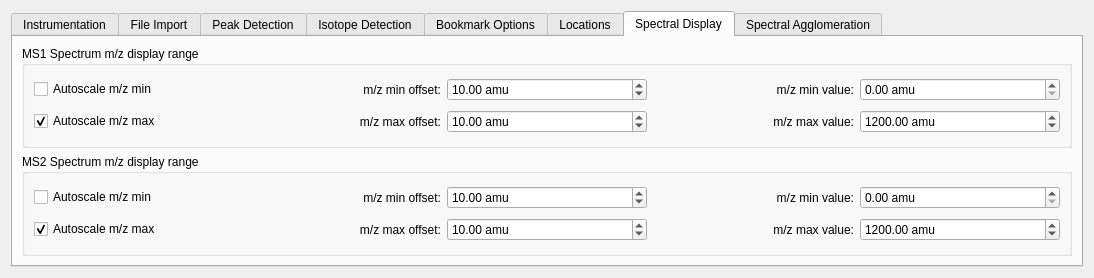
Above: src/maven/forms/settingsform.ui from eugenemel/maven before the change. Below: the same form after it.
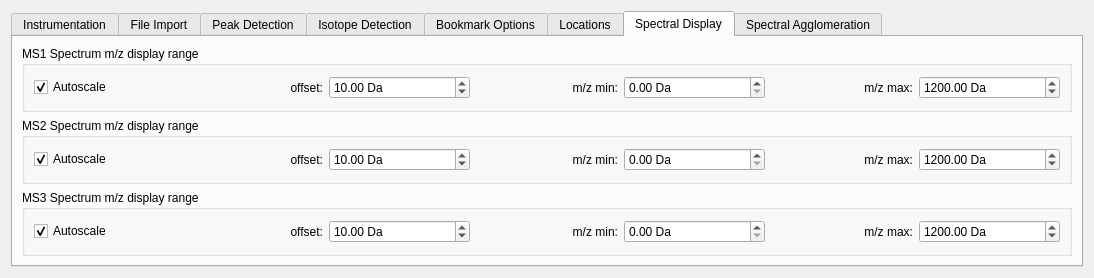
That is the form after the change. The open tabs and pages were chosen to show the change. Icons and pictures are not drawn.

Commit message: Issue 259: Restructured spectral display settings to handle ms3 information.

Patch:
```diff
--- a/src/maven/forms/settingsform.ui
+++ b/src/maven/forms/settingsform.ui
@@ -860,90 +860,40 @@
          <property name="title">
           <string>MS1 Spectrum m/z display range</string>
          </property>
-         <layout class="QGridLayout" name="gridLayout_5">
-          <item row="0" column="0">
-           <widget class="QCheckBox" name="chkAutoMzMin">
+         <layout class="QHBoxLayout" name="horizontalLayout_4">
+          <item>
+           <widget class="QCheckBox" name="chkMs1Autoscale">
             <property name="text">
-             <string>Autoscale m/z min</string>
-            </property>
-           </widget>
-          </item>
-          <item row="0" column="1">
-           <widget class="QLabel" name="lblMzMinOffset">
-            <property name="text">
-             <string>m/z min offset:</string>
-            </property>
-            <property name="alignment">
-             <set>Qt::AlignRight|Qt::AlignTrailing|Qt::AlignVCenter</set>
-            </property>
-           </widget>
-          </item>
-          <item row="0" column="2">
-           <widget class="QDoubleSpinBox" name="spnMzMinOffset">
-            <property name="suffix">
-             <string> amu</string>
-            </property>
-            <property name="maximum">
-             <double>9999999.000000000000000</double>
-            </property>
-            <property name="singleStep">
-             <double>0.010000000000000</double>
-            </property>
-            <property name="value">
-             <double>10.000000000000000</double>
-            </property>
-           </widget>
-          </item>
-          <item row="0" column="3">
-           <widget class="QLabel" name="lblMzMin">
-            <property name="text">
-             <string>m/z min value:</string>
-            </property>
-            <property name="alignment">
-             <set>Qt::AlignRight|Qt::AlignTrailing|Qt::AlignVCenter</set>
-            </property>
-           </widget>
-          </item>
-          <item row="0" column="4">
-           <widget class="QDoubleSpinBox" name="spnMzMinVal">
-            <property name="suffix">
-             <string> amu</string>
-            </property>
-            <property name="maximum">
-             <double>9999999.000000000000000</double>
-            </property>
-            <property name="singleStep">
-             <double>0.010000000000000</double>
-            </property>
-           </widget>
-          </item>
-          <item row="1" column="0">
-           <widget class="QCheckBox" name="chkAutoMzMax">
-            <property name="text">
-             <string>Autoscale m/z max</string>
+             <string>Autoscale</string>
             </property>
             <property name="checked">
              <bool>true</bool>
             </property>
            </widget>
           </item>
-          <item row="1" column="1">
-           <widget class="QLabel" name="lblMzMaxOffset">
+          <item>
+           <widget class="QLabel" name="lblMs1Offset">
             <property name="text">
-             <string>m/z max offset:</string>
+             <string>offset:</string>
             </property>
             <property name="alignment">
              <set>Qt::AlignRight|Qt::AlignTrailing|Qt::AlignVCenter</set>
             </property>
            </widget>
           </item>
-          <item row="1" column="2">
-           <widget class="QDoubleSpinBox" name="spnMzMaxOffset">
+          <item>
+           <widget class="QDoubleSpinBox" name="spnMs1Offset">
+            <property name="sizePolicy">
+             <sizepolicy hsizetype="Preferred" vsizetype="Fixed">
+              <horstretch>0</horstretch>
+              <verstretch>0</verstretch>
+             </sizepolicy>
+            </property>
             <property name="suffix">
-             <string> amu</string>
+             <string> Da</string>
             </property>
             <property name="maximum">
-             <double>999999.000000000000000</double>
+             <double>9999999.000000000000000</double>
             </property>
             <property name="singleStep">
              <double>0.010000000000000</double>
@@ -953,20 +903,49 @@
             </property>
            </widget>
           </item>
-          <item row="1" column="3">
-           <widget class="QLabel" name="lblMzMax">
+          <item>
+           <widget class="QLabel" name="lblMs1MzMin">
             <property name="text">
-             <string>m/z max value:</string>
+             <string>m/z min:</string>
             </property>
             <property name="alignment">
              <set>Qt::AlignRight|Qt::AlignTrailing|Qt::AlignVCenter</set>
             </property>
            </widget>
           </item>
-          <item row="1" column="4">
-           <widget class="QDoubleSpinBox" name="spnMzMaxVal">
+          <item>
+           <widget class="QDoubleSpinBox" name="spnMs1MzMinVal">
             <property name="suffix">
-             <string> amu</string>
+             <string> Da</string>
+            </property>
+            <property name="maximum">
+             <double>9999999.000000000000000</double>
+            </property>
+            <property name="singleStep">
+             <double>0.010000000000000</double>
+            </property>
+           </widget>
+          </item>
+          <item>
+           <widget class="QLabel" name="lblMs1MzMax">
+            <property name="sizePolicy">
+             <sizepolicy hsizetype="Minimum" vsizetype="Preferred">
+              <horstretch>0</horstretch>
+              <verstretch>0</verstretch>
+             </sizepolicy>
+            </property>
+            <property name="text">
+             <string>m/z max:</string>
+            </property>
+            <property name="alignment">
+             <set>Qt::AlignRight|Qt::AlignTrailing|Qt::AlignVCenter</set>
+            </property>
+           </widget>
+          </item>
+          <item>
+           <widget class="QDoubleSpinBox" name="spnMs1MzMaxVal">
+            <property name="suffix">
+             <string> Da</string>
             </property>
             <property name="maximum">
              <double>9999999.000000000000000</double>
@@ -988,106 +967,161 @@
           <string>MS2 Spectrum m/z display range</string>
          </property>
          <layout class="QGridLayout" name="gridLayout_11">
-          <item row="0" column="0">
-           <widget class="QCheckBox" name="chkMs2AutoMzMin">
-            <property name="text">
-             <string>Autoscale m/z min</string>
-            </property>
-           </widget>
-          </item>
-          <item row="0" column="1">
-           <widget class="QLabel" name="lblMs2MzMinOffset">
-            <property name="text">
-             <string>m/z min offset:</string>
-            </property>
-            <property name="alignment">
-             <set>Qt::AlignRight|Qt::AlignTrailing|Qt::AlignVCenter</set>
-            </property>
-           </widget>
-          </item>
-          <item row="0" column="2">
-           <widget class="QDoubleSpinBox" name="spnMs2MzMinOffset">
-            <property name="suffix">
-             <string> amu</string>
-            </property>
-            <property name="maximum">
-             <double>9999999.990000000223517</double>
-            </property>
-            <property name="value">
-             <double>10.000000000000000</double>
-            </property>
-           </widget>
-          </item>
           <item row="0" column="3">
            <widget class="QLabel" name="lblMs2MzMin">
             <property name="text">
-             <string>m/z min value:</string>
+             <string>m/z min:</string>
             </property>
             <property name="alignment">
              <set>Qt::AlignRight|Qt::AlignTrailing|Qt::AlignVCenter</set>
             </property>
            </widget>
           </item>
+          <item row="0" column="6">
+           <widget class="QDoubleSpinBox" name="spnMs2MzMax">
+            <property name="suffix">
+             <string> Da</string>
+            </property>
+            <property name="maximum">
+             <double>999999.989999999990687</double>
+            </property>
+            <property name="value">
+             <double>1200.000000000000000</double>
+            </property>
+           </widget>
+          </item>
+          <item row="0" column="0">
+           <widget class="QCheckBox" name="chkMs2Autoscale">
+            <property name="text">
+             <string>Autoscale</string>
+            </property>
+            <property name="checked">
+             <bool>true</bool>
+            </property>
+           </widget>
+          </item>
           <item row="0" column="4">
            <widget class="QDoubleSpinBox" name="spnMs2MzMin">
             <property name="suffix">
-             <string> amu</string>
+             <string> Da</string>
             </property>
             <property name="maximum">
              <double>9999999.000000000000000</double>
             </property>
            </widget>
           </item>
-          <item row="1" column="0">
-           <widget class="QCheckBox" name="chkMs2AutoMzMax">
-            <property name="text">
-             <string>Autoscale m/z max</string>
-            </property>
-            <property name="checked">
-             <bool>true</bool>
-            </property>
-           </widget>
-          </item>
-          <item row="1" column="1">
-           <widget class="QLabel" name="lblMs2MzMaxOffset">
-            <property name="text">
-             <string>m/z max offset:</string>
-            </property>
-            <property name="alignment">
-             <set>Qt::AlignRight|Qt::AlignTrailing|Qt::AlignVCenter</set>
-            </property>
-           </widget>
-          </item>
-          <item row="1" column="2">
-           <widget class="QDoubleSpinBox" name="spnMs2MzMaxOffset">
-            <property name="suffix">
-             <string> amu</string>
-            </property>
-            <property name="maximum">
-             <double>999999.989999999990687</double>
-            </property>
-            <property name="value">
-             <double>10.000000000000000</double>
-            </property>
-           </widget>
-          </item>
-          <item row="1" column="3">
+          <item row="0" column="5">
            <widget class="QLabel" name="lblMs2MzMax">
             <property name="text">
-             <string>m/z max value:</string>
+             <string>m/z max:</string>
             </property>
             <property name="alignment">
              <set>Qt::AlignRight|Qt::AlignTrailing|Qt::AlignVCenter</set>
             </property>
            </widget>
           </item>
-          <item row="1" column="4">
-           <widget class="QDoubleSpinBox" name="spnMs2MzMax">
+          <item row="0" column="1">
+           <widget class="QLabel" name="lblMs2Offset">
+            <property name="text">
+             <string>offset:</string>
+            </property>
+            <property name="alignment">
+             <set>Qt::AlignRight|Qt::AlignTrailing|Qt::AlignVCenter</set>
+            </property>
+           </widget>
+          </item>
+          <item row="0" column="2">
+           <widget class="QDoubleSpinBox" name="spnMs2Offset">
             <property name="suffix">
-             <string> amu</string>
+             <string> Da</string>
             </property>
             <property name="maximum">
-             <double>999999.989999999990687</double>
+             <double>9999999.990000000223517</double>
+            </property>
+            <property name="value">
+             <double>10.000000000000000</double>
+            </property>
+           </widget>
+          </item>
+         </layout>
+        </widget>
+       </item>
+       <item row="2" column="0">
+        <widget class="QGroupBox" name="grpMs3DisplayOptions">
+         <property name="title">
+          <string>MS3 Spectrum m/z display range</string>
+         </property>
+         <layout class="QGridLayout" name="gridLayout_5">
+          <item row="0" column="0">
+           <widget class="QCheckBox" name="chkMs3Autoscale">
+            <property name="text">
+             <string>Autoscale</string>
+            </property>
+            <property name="checked">
+             <bool>true</bool>
+            </property>
+           </widget>
+          </item>
+          <item row="0" column="1">
+           <widget class="QLabel" name="lblMs3Offset">
+            <property name="text">
+             <string>offset:</string>
+            </property>
+            <property name="alignment">
+             <set>Qt::AlignRight|Qt::AlignTrailing|Qt::AlignVCenter</set>
+            </property>
+           </widget>
+          </item>
+          <item row="0" column="2">
+           <widget class="QDoubleSpinBox" name="spnMs3Offset">
+            <property name="suffix">
+             <string> Da</string>
+            </property>
+            <property name="maximum">
+             <double>999999999.000000000000000</double>
+            </property>
+            <property name="value">
+             <double>10.000000000000000</double>
+            </property>
+           </widget>
+          </item>
+          <item row="0" column="3">
+           <widget class="QLabel" name="lblMs3MzMin">
+            <property name="text">
+             <string>m/z min:</string>
+            </property>
+            <property name="alignment">
+             <set>Qt::AlignRight|Qt::AlignTrailing|Qt::AlignVCenter</set>
+            </property>
+           </widget>
+          </item>
+          <item row="0" column="4">
+           <widget class="QDoubleSpinBox" name="spnMs3MzMin">
+            <property name="suffix">
+             <string> Da</string>
+            </property>
+            <property name="maximum">
+             <double>99999999.000000000000000</double>
+            </property>
+           </widget>
+          </item>
+          <item row="0" column="5">
+           <widget class="QLabel" name="lblMzMax">
+            <property name="text">
+             <string>m/z max:</string>
+            </property>
+            <property name="alignment">
+             <set>Qt::AlignRight|Qt::AlignTrailing|Qt::AlignVCenter</set>
+            </property>
+           </widget>
+          </item>
+          <item row="0" column="6">
+           <widget class="QDoubleSpinBox" name="spnMs3MzMax">
+            <property name="suffix">
+             <string> Da</string>
+            </property>
+            <property name="maximum">
+             <double>999999999.000000000000000</double>
             </property>
             <property name="value">
              <double>1200.000000000000000</double>
```
The commit also changes 2 other files.
